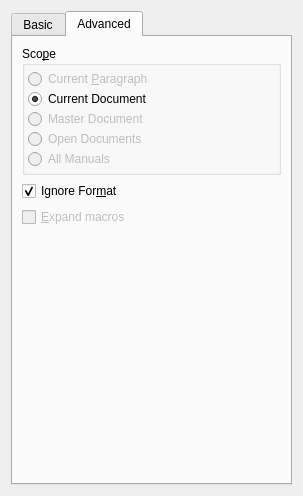
The window that src/frontends/qt4/ui/FindAndReplaceUi.ui (cburschka/lyx) describes before a commit, drawn with Qt 5.
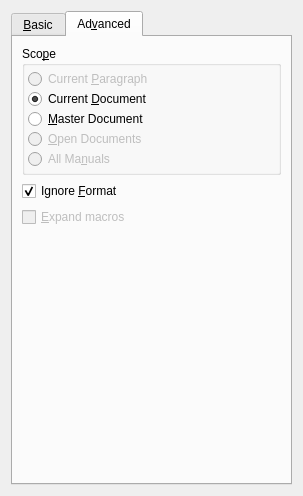
The same window after the commit. The open tabs and pages were chosen to show the change. Custom widgets are drawn as their Qt base class.

Commit message: Added shortcuts for Basic/Advanced panes.

What changed in the file:
```diff
--- a/src/frontends/qt4/ui/FindAndReplaceUi.ui
+++ b/src/frontends/qt4/ui/FindAndReplaceUi.ui
@@ -75,7 +75,7 @@
        <string/>
       </property>
       <attribute name="title">
-       <string>Basic</string>
+       <string>&amp;Basic</string>
       </attribute>
       <layout class="QGridLayout" name="gridLayout_3">
        <item row="2" column="0">
@@ -532,7 +532,7 @@
        <string/>
       </property>
       <attribute name="title">
-       <string>Advanced</string>
+       <string>Ad&amp;vanced</string>
       </attribute>
       <layout class="QHBoxLayout" name="horizontalLayout">
        <item>
@@ -613,7 +613,7 @@
                <string>Document in current file</string>
               </property>
               <property name="text">
-               <string>Current Document</string>
+               <string>Current &amp;Document</string>
               </property>
               <property name="checked">
                <bool>true</bool>
@@ -623,7 +623,7 @@
             <item row="2" column="0">
              <widget class="QRadioButton" name="MasterDocument">
               <property name="enabled">
-               <bool>false</bool>
+               <bool>true</bool>
               </property>
               <property name="sizePolicy">
                <sizepolicy hsizetype="Minimum" vsizetype="Minimum">
@@ -635,7 +635,7 @@
                <string>Current file and all other files belonging to the same Master Document</string>
               </property>
               <property name="text">
-               <string>Master Document</string>
+               <string>&amp;Master Document</string>
               </property>
              </widget>
             </item>
@@ -654,7 +654,7 @@
                <string>All open documents</string>
               </property>
               <property name="text">
-               <string>Open Documents</string>
+               <string>&amp;Open Documents</string>
               </property>
              </widget>
             </item>
@@ -670,7 +670,7 @@
                </sizepolicy>
               </property>
               <property name="text">
-               <string>All Manuals</string>
+               <string>All Ma&amp;nuals</string>
               </property>
              </widget>
             </item>
@@ -705,7 +705,7 @@
             </sizepolicy>
            </property>
            <property name="text">
-            <string>Ignore For&amp;mat</string>
+            <string>Ignore &amp;Format</string>
            </property>
            <property name="checked">
             <bool>true</bool>
```
Left out of the diff: 8 changed lines with no effect on the pictures.
